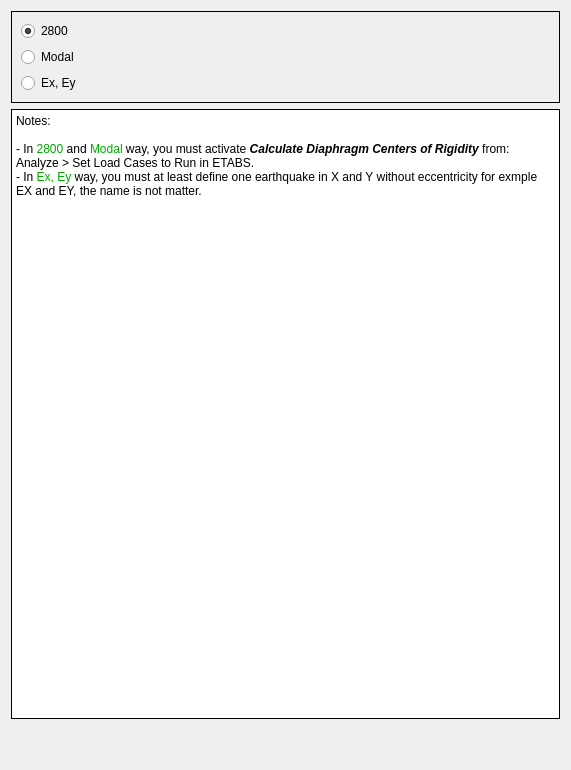
Qt form widgets/get_siffness_story_way.ui (ebrahimraeyat/civilTools) before a commit.
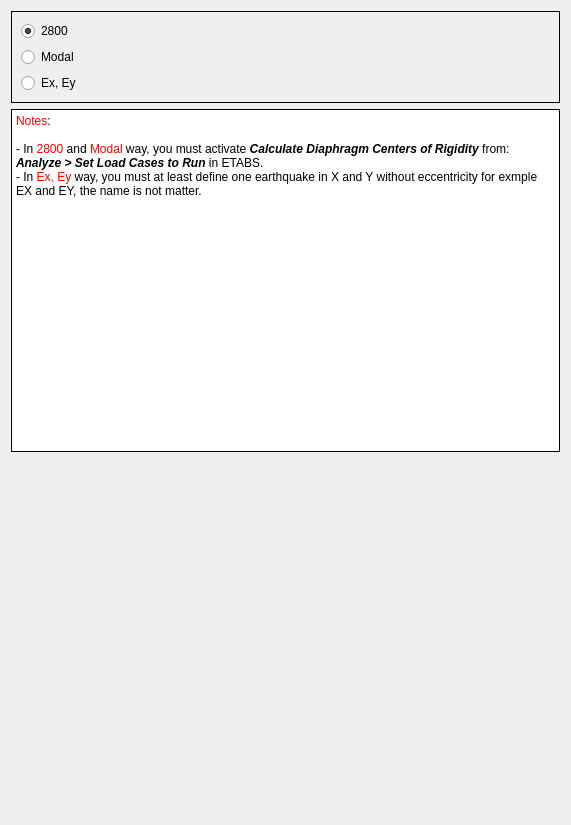
The same form after that commit. Icons and pictures are not drawn.

Patch:
```diff
--- a/widgets/get_siffness_story_way.ui
+++ b/widgets/get_siffness_story_way.ui
@@ -7,7 +7,7 @@
     <x>0</x>
     <y>0</y>
     <width>571</width>
-    <height>770</height>
+    <height>825</height>
    </rect>
   </property>
   <property name="sizePolicy">
@@ -78,7 +78,7 @@
        <property name="sizePolicy">
         <sizepolicy hsizetype="Expanding" vsizetype="Expanding">
          <horstretch>0</horstretch>
-         <verstretch>1</verstretch>
+         <verstretch>0</verstretch>
         </sizepolicy>
        </property>
        <property name="frameShape">
@@ -98,14 +98,22 @@
 &lt;html&gt;&lt;head&gt;&lt;meta name=&quot;qrichtext&quot; content=&quot;1&quot; /&gt;&lt;style type=&quot;text/css&quot;&gt;
 p, li { white-space: pre-wrap; }
 &lt;/style&gt;&lt;/head&gt;&lt;body style=&quot; font-family:'Arial'; font-size:9pt; font-weight:400; font-style:normal;&quot;&gt;
-&lt;p style=&quot; margin-top:0px; margin-bottom:0px; margin-left:0px; margin-right:0px; -qt-block-indent:0; text-indent:0px;&quot;&gt;Notes:&lt;/p&gt;
+&lt;p style=&quot; margin-top:0px; margin-bottom:0px; margin-left:0px; margin-right:0px; -qt-block-indent:0; text-indent:0px;&quot;&gt;&lt;span style=&quot; color:#ff0000;&quot;&gt;Notes&lt;/span&gt;:&lt;/p&gt;
 &lt;p style=&quot;-qt-paragraph-type:empty; margin-top:0px; margin-bottom:0px; margin-left:0px; margin-right:0px; -qt-block-indent:0; text-indent:0px;&quot;&gt;&lt;br /&gt;&lt;/p&gt;
-&lt;p style=&quot; margin-top:0px; margin-bottom:0px; margin-left:0px; margin-right:0px; -qt-block-indent:0; text-indent:0px;&quot;&gt;- In &lt;span style=&quot; color:#00aa00;&quot;&gt;2800&lt;/span&gt; and &lt;span style=&quot; color:#00aa00;&quot;&gt;Modal&lt;/span&gt; way, you must activate &lt;span style=&quot; font-weight:600; font-style:italic;&quot;&gt;Calculate Diaphragm Centers of Rigidity&lt;/span&gt; from:&lt;/p&gt;
-&lt;p style=&quot; margin-top:0px; margin-bottom:0px; margin-left:0px; margin-right:0px; -qt-block-indent:0; text-indent:0px;&quot;&gt;Analyze &amp;gt; Set Load Cases to Run in ETABS.&lt;/p&gt;
-&lt;p style=&quot; margin-top:0px; margin-bottom:0px; margin-left:0px; margin-right:0px; -qt-block-indent:0; text-indent:0px;&quot;&gt;- In &lt;span style=&quot; color:#00aa00;&quot;&gt;Ex, Ey&lt;/span&gt; way, you must at least define one earthquake in X and Y without eccentricity for exmple&lt;/p&gt;
-&lt;p style=&quot; margin-top:0px; margin-bottom:0px; margin-left:0px; margin-right:0px; -qt-block-indent:0; text-indent:0px;&quot;&gt;EX and EY, the name is not matter.&lt;/p&gt;
-&lt;p style=&quot;-qt-paragraph-type:empty; margin-top:0px; margin-bottom:0px; margin-left:0px; margin-right:0px; -qt-block-indent:0; text-indent:0px;&quot;&gt;&lt;br /&gt;&lt;/p&gt;
-&lt;p align=&quot;center&quot; style=&quot; margin-top:0px; margin-bottom:0px; margin-left:0px; margin-right:0px; -qt-block-indent:0; text-indent:0px;&quot;&gt;&lt;img src=&quot;:/civiltools/images/calculate_center_of_rigidity.jpeg&quot; /&gt;&lt;/p&gt;&lt;/body&gt;&lt;/html&gt;</string>
+&lt;p style=&quot; margin-top:0px; margin-bottom:0px; margin-left:0px; margin-right:0px; -qt-block-indent:0; text-indent:0px;&quot;&gt;- In &lt;span style=&quot; color:#ff0000;&quot;&gt;2800&lt;/span&gt; and &lt;span style=&quot; color:#ff0000;&quot;&gt;Modal&lt;/span&gt; way, you must activate &lt;span style=&quot; font-weight:600; font-style:italic;&quot;&gt;Calculate Diaphragm Centers of Rigidity&lt;/span&gt; from:&lt;/p&gt;
+&lt;p style=&quot; margin-top:0px; margin-bottom:0px; margin-left:0px; margin-right:0px; -qt-block-indent:0; text-indent:0px;&quot;&gt;&lt;span style=&quot; font-weight:600; font-style:italic;&quot;&gt;Analyze &amp;gt; Set Load Cases to Run&lt;/span&gt; in ETABS.&lt;/p&gt;
+&lt;p style=&quot; margin-top:0px; margin-bottom:0px; margin-left:0px; margin-right:0px; -qt-block-indent:0; text-indent:0px;&quot;&gt;- In &lt;span style=&quot; color:#ff0000;&quot;&gt;Ex, Ey&lt;/span&gt; way, you must at least define one earthquake in X and Y without eccentricity for exmple&lt;/p&gt;
+&lt;p style=&quot; margin-top:0px; margin-bottom:0px; margin-left:0px; margin-right:0px; -qt-block-indent:0; text-indent:0px;&quot;&gt;EX and EY, the name is not matter.&lt;/p&gt;&lt;/body&gt;&lt;/html&gt;</string>
+       </property>
+      </widget>
+     </item>
+     <item>
+      <widget class="QLabel" name="label">
+       <property name="text">
+        <string/>
+       </property>
+       <property name="pixmap">
+        <pixmap resource="../civiltools.qrc">:/civiltools/images/calculate_center_of_rigidity.jpeg</pixmap>
        </property>
       </widget>
      </item>
```
